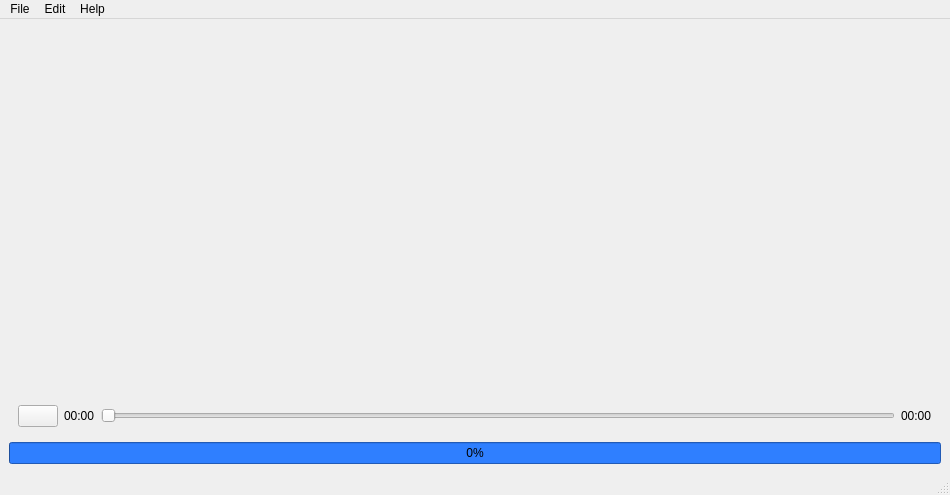
Before: the Qt Designer form source/mainwindow.ui in KirxSheppard/MSFplayer, drawn with Qt 5.
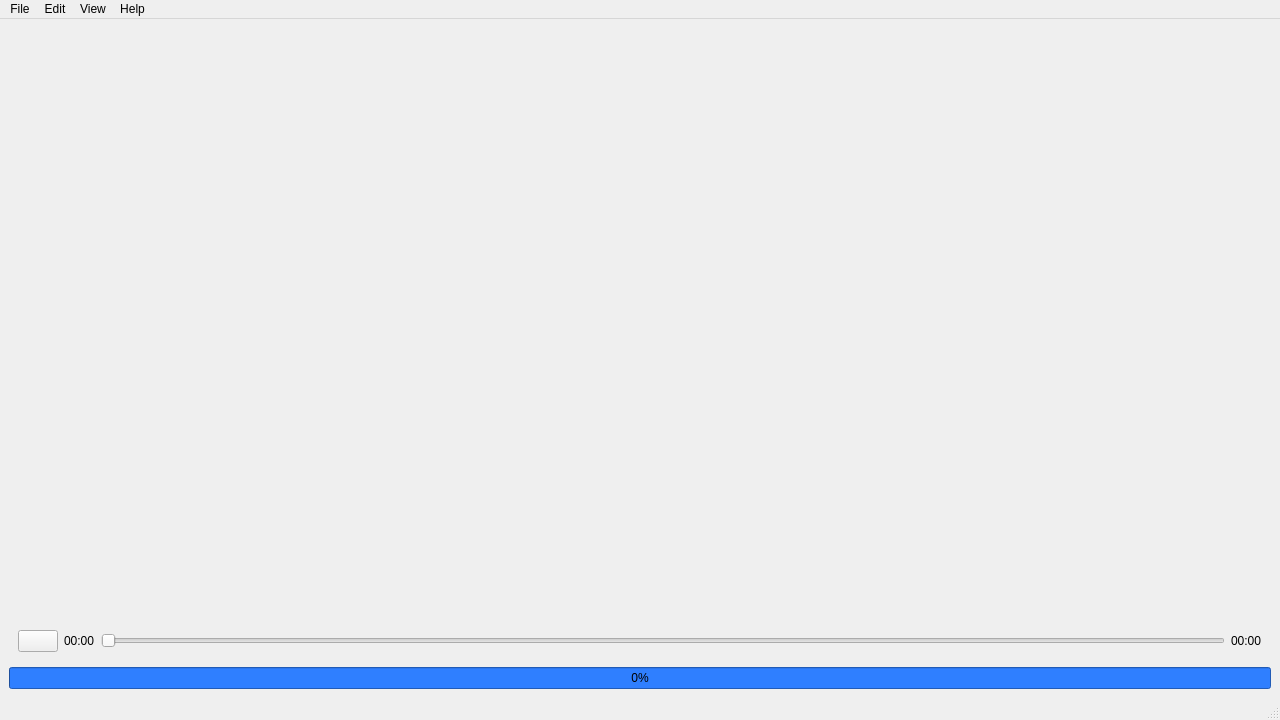
After: the same form once the commit is applied. Custom widgets are drawn as their Qt base class.

Commit message: 23th commit with Windows optimalization, jpg import fix, waterMark, export and onion skinning working while wideo paused or still picture

Diff of the .ui file:
```diff
--- a/source/mainwindow.ui
+++ b/source/mainwindow.ui
@@ -6,8 +6,8 @@
    <rect>
     <x>0</x>
     <y>0</y>
-    <width>950</width>
-    <height>495</height>
+    <width>1280</width>
+    <height>720</height>
    </rect>
   </property>
   <property name="sizePolicy">
@@ -130,8 +130,8 @@
     <rect>
      <x>0</x>
      <y>0</y>
-     <width>950</width>
-     <height>22</height>
+     <width>1280</width>
+     <height>25</height>
     </rect>
    </property>
    <widget class="QMenu" name="menuFile">
@@ -156,8 +156,22 @@
     </property>
     <addaction name="actionAbout_this_app"/>
    </widget>
+   <widget class="QMenu" name="menuWindow">
+    <property name="title">
+     <string>View</string>
+    </property>
+    <widget class="QMenu" name="menuBackground_color">
+     <property name="title">
+      <string>Background color</string>
+     </property>
+     <addaction name="actionBlack"/>
+     <addaction name="actionWhite"/>
+    </widget>
+    <addaction name="menuBackground_color"/>
+   </widget>
    <addaction name="menuFile"/>
    <addaction name="menuEdit"/>
+   <addaction name="menuWindow"/>
    <addaction name="menuHelp"/>
   </widget>
   <widget class="QStatusBar" name="statusbar"/>
```
Left out of the diff: 10 changed lines with no effect on the pictures. The commit also changes 4 other files.
